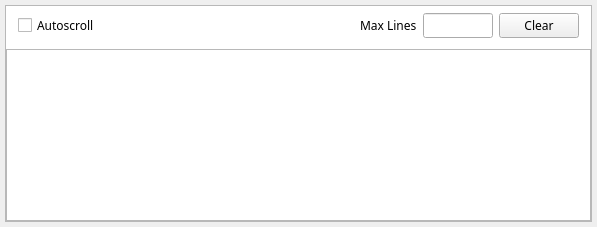
This is src/QSview/resources/console.ui in BCDA-APS/QSview as Qt 5 draws it before an edit. The edited form follows.
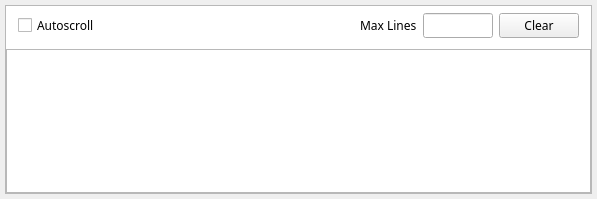
This is the edited form. Icons and pictures are not drawn.

What changed in the file:
```diff
--- a/src/QSview/resources/console.ui
+++ b/src/QSview/resources/console.ui
@@ -7,7 +7,7 @@
     <x>0</x>
     <y>0</y>
     <width>597</width>
-    <height>227</height>
+    <height>199</height>
    </rect>
   </property>
   <property name="sizePolicy">
@@ -78,7 +78,7 @@
            <property name="maximumSize">
             <size>
              <width>16777215</width>
-             <height>20</height>
+             <height>16777215</height>
             </size>
            </property>
            <property name="text">
@@ -110,7 +110,7 @@
            <property name="maximumSize">
             <size>
              <width>16777215</width>
-             <height>20</height>
+             <height>16777215</height>
             </size>
            </property>
            <property name="text">
```
Left out of the diff: 4 changed lines with no effect on the pictures.
